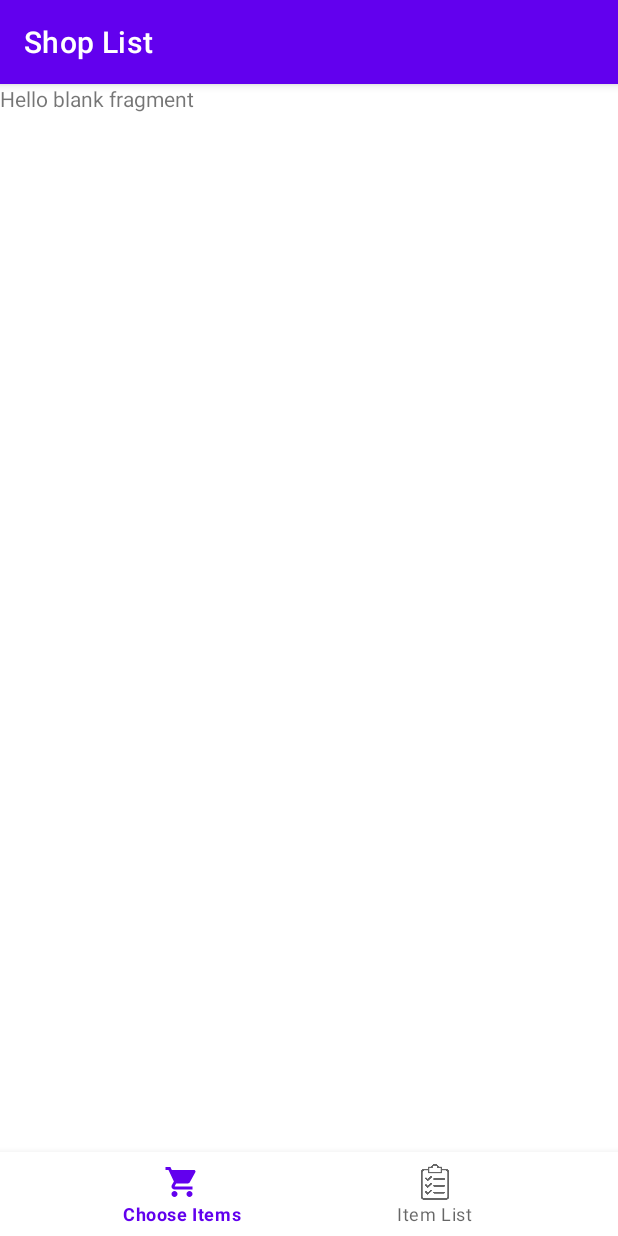
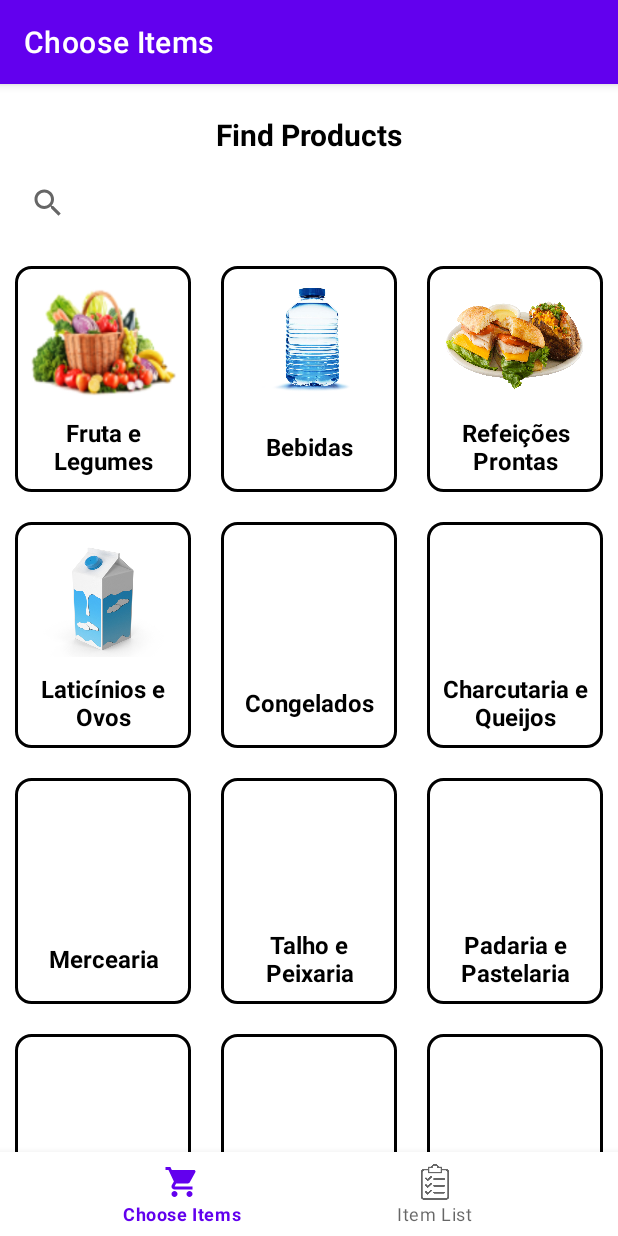
Before and after one commit to Hugoo02/ShopListApp, an Android app: the ChooseItemsFragment screen opened through its navigation route, on a phone screen of 412 x 824 dp. Run offline under Robolectric (Android 15) with nearby library versions, the phone set to English and light mode, and no system bars; our stand-ins replace navigation-ui.

Commit message:
categories added!

```diff
--- a/app/src/main/java/com/example/shoplist/MainActivity.kt
+++ b/app/src/main/java/com/example/shoplist/MainActivity.kt
@@ -2,10 +2,26 @@ package com.example.shoplist
 
 import androidx.appcompat.app.AppCompatActivity
 import android.os.Bundle
+import androidx.navigation.findNavController
+import androidx.navigation.ui.AppBarConfiguration
+import androidx.navigation.ui.setupActionBarWithNavController
+import androidx.navigation.ui.setupWithNavController
+import com.example.shoplist.databinding.ActivityMainBinding
 
 class MainActivity : AppCompatActivity() {
+
+    private lateinit var binding: ActivityMainBinding
+
     override fun onCreate(savedInstanceState: Bundle?) {
         super.onCreate(savedInstanceState)
-        setContentView(R.layout.activity_main)
+        binding = ActivityMainBinding.inflate(layoutInflater)
+        setContentView(binding.root)
+
+        val navController = findNavController(R.id.fragment)
+        val appBarConfiguration = AppBarConfiguration(setOf(R.id.chooseItemsFragment, R.id.itemListFragment))
+        setupActionBarWithNavController(navController,appBarConfiguration)
+
+        binding.bottomNavigation.setupWithNavController(navController)
+
     }
 }
--- /dev/null
+++ b/app/src/main/java/com/example/shoplist/Models/CategoryModel.kt
@@ -0,0 +1,26 @@
+package com.example.shoplist.Models
+
+class CategoryModel(
+    var name: String? = null,
+    var photo: Int? = null){
+
+    constructor() : this(null, null)
+
+    fun toHashMap() : HashMap<String, Any?>{
+        val hashMap = HashMap<String, Any?>()
+        hashMap["name"]             = name
+        hashMap["photo"]            = photo
+
+        return hashMap
+    }
+    companion object{
+        fun fromHash(hashMap:  HashMap<String, Any?>) : CategoryModel {
+            val item = CategoryModel(
+                hashMap["name"].toString(),
+                hashMap["photo"] as Int
+            )
+            return item
+        }
+    }
+
+}
--- /dev/null
+++ b/app/src/main/java/com/example/shoplist/Models/ItemModel.kt
@@ -0,0 +1,26 @@
+package com.example.shoplist.Models
+
+class ItemModel(
+    var name: String? = null,
+    var photo: Int? = null){
+
+    constructor() : this(null, null)
+
+    fun toHashMap() : HashMap<String, Any?>{
+        val hashMap = HashMap<String, Any?>()
+        hashMap["name"]             = name
+        hashMap["photo"]            = photo
+
+        return hashMap
+    }
+    companion object{
+        fun fromHash(hashMap:  HashMap<String, Any?>) : CategoryModel {
+            val item = CategoryModel(
+                hashMap["name"].toString(),
+                hashMap["photo"] as Int
+            )
+            return item
+        }
+    }
+
+}
--- /dev/null
+++ b/app/src/main/java/com/example/shoplist/RowConfigurations/CategoryAdapter.kt
@@ -0,0 +1,85 @@
+package com.example.shoplist.RowConfigurations
+
+import android.view.LayoutInflater
+import android.view.View
+import android.view.ViewGroup
+import android.widget.ImageView
+import android.widget.TextView
+import androidx.constraintlayout.widget.ConstraintLayout
+import androidx.recyclerview.widget.RecyclerView
+import com.example.shoplist.Models.CategoryModel
+import com.example.shoplist.R
+
+class CategoryAdapter(private val categories: ArrayList<CategoryModel>) :
+    RecyclerView.Adapter<CategoryAdapter.ViewHolder>() {
+
+    private lateinit var mListener : onItemClickListener
+
+    interface onItemClickListener{
+
+        fun onItemClick(position: Int)
+
+    }
+
+    fun setOnItemClickListener(listener: onItemClickListener){
+
+        mListener = listener
+
+    }
+
+    fun clear(){
+
+        categories.clear()
+        notifyDataSetChanged()
+
+    }
+
+    fun addItem(item: CategoryModel){
+
+        categories.add(item)
+        notifyDataSetChanged()
+
+    }
+
+    fun addItems(items: ArrayList<CategoryModel>){
+
+        categories.addAll(items)
+        notifyDataSetChanged()
+
+    }
+
+    class ViewHolder(view: View, listener: onItemClickListener) : RecyclerView.ViewHolder(view) {
+        var textViewCategory: TextView
+        var imageViewCategory: ImageView
+
+        init {
+            // Define click listener for the ViewHolder's View.
+            textViewCategory = view.findViewById(R.id.textViewCategory)
+            imageViewCategory = view.findViewById(R.id.imageViewCategory)
+
+            view.setOnClickListener{
+
+                listener.onItemClick(adapterPosition)
+
+            }
+        }
+
+    }
+
+    override fun onCreateViewHolder(viewGroup: ViewGroup, viewType: Int): ViewHolder {
+        val view = LayoutInflater.from(viewGroup.context)
+            .inflate(R.layout.row_choose_categories, viewGroup, false)
+
+        return ViewHolder(view, mListener)
+    }
+
+    override fun onBindViewHolder(viewHolder: ViewHolder, position: Int) {
+
+        viewHolder.textViewCategory.text = categories[position].name
+        if(categories[position].photo != null)
+            viewHolder.imageViewCategory.setBackgroundResource(categories[position].photo!!)
+    }
+
+    override fun getItemCount() = categories.size
+
+}
--- /dev/null
+++ b/app/src/main/java/com/example/shoplist/Utils/UtilsFunctions.kt
@@ -0,0 +1,69 @@
+package com.example.shoplist.Utils
+
+import com.example.shoplist.Models.CategoryModel
+import com.example.shoplist.Models.ItemModel
+import com.example.shoplist.R
+
+class UtilsFunctions {
+
+    fun getCategories() : ArrayList<CategoryModel>{
+
+        val categories = ArrayList<CategoryModel>()
+
+        categories.add(CategoryModel("Fruta e Legumes", R.drawable.fruits_vegetables))
+        categories.add(CategoryModel("Bebidas", R.drawable.water))
+        categories.add(CategoryModel("Refeições Prontas", R.drawable.food))
+        categories.add(CategoryModel("Laticínios e Ovos", R.drawable.milk))
+        categories.add(CategoryModel("Congelados", null))
+        categories.add(CategoryModel("Charcutaria e Queijos", null))
+        categories.add(CategoryModel("Mercearia", null))
+        categories.add(CategoryModel("Talho e Peixaria", null))
+        categories.add(CategoryModel("Padaria e Pastelaria", null))
+        categories.add(CategoryModel("Bio e Saudável", null))
+        categories.add(CategoryModel("Limpeza", null))
+        categories.add(CategoryModel("Higiene e Beleza", null))
+        categories.add(CategoryModel("Bebé", null))
+        categories.add(CategoryModel("Casa e Jardim", null))
+        categories.add(CategoryModel("Animais", null))
+        categories.add(CategoryModel("Papelaria e Brinquedos", null))
+
+        return categories
+
+    }
+
+    fun getItems(category: String) : ArrayList<CategoryModel>{
+
+        val items = ArrayList<CategoryModel>()
+
+        when(category){
+
+            "Fruta e Legumes" -> {
+
+                items.add(CategoryModel("Banana", null))
+                items.add(CategoryModel("Maça", null))
+                items.add(CategoryModel("Pêssego", null))
+
+            }
+
+            "Bebidas" -> {
+
+                items.add(CategoryModel("Coca-Cola", null))
+                items.add(CategoryModel("Água", null))
+                items.add(CategoryModel("Iced Tea", null))
+
+            }
+
+            "Refeições Prontas" -> {
+
+                items.add(CategoryModel("Frango Assado", null))
+                items.add(CategoryModel("Massa Esparguete", null))
+
+            }
+
+        }
+
+        return items
+
+    }
+
+}
--- a/app/src/main/java/com/example/shoplist/chooseItems/ChooseItemsFragment.kt
+++ b/app/src/main/java/com/example/shoplist/chooseItems/ChooseItemsFragment.kt
@@ -1,22 +1,46 @@
 package com.example.shoplist.chooseItems
 
 import android.os.Bundle
-import androidx.fragment.app.Fragment
 import android.view.LayoutInflater
 import android.view.View
 import android.view.ViewGroup
-import com.example.shoplist.R
+import androidx.fragment.app.Fragment
+import androidx.recyclerview.widget.GridLayoutManager
+import com.example.shoplist.RowConfigurations.CategoryAdapter
+import com.example.shoplist.Utils.UtilsFunctions
+import com.example.shoplist.databinding.FragmentChooseItemsBinding
 
 class ChooseItemsFragment : Fragment() {
 
-    override fun onCreate(savedInstanceState: Bundle?) {
-        super.onCreate(savedInstanceState)
-    }
+    lateinit var binding: FragmentChooseItemsBinding
 
     override fun onCreateView(
         inflater: LayoutInflater, container: ViewGroup?,
         savedInstanceState: Bundle?
-    ): View? {
-        return inflater.inflate(R.layout.fragment_choose_items, container, false)
+    ): View {
+
+        binding = FragmentChooseItemsBinding.inflate(layoutInflater)
+
+        binding.recyclerViewCategories.layoutManager = GridLayoutManager(requireContext(), 3)
+
+        val categories = UtilsFunctions().getCategories()
+
+        var adapter = CategoryAdapter(categories)
+
+        binding.recyclerViewCategories.adapter = adapter
+
+        adapter.setOnItemClickListener(object : CategoryAdapter.onItemClickListener{
+            override fun onItemClick(position: Int) {
+
+                val items = UtilsFunctions().getItems(categories[position].name!!)
+
+                adapter.clear()
+
+                adapter.addItems(items)
+
+            }
+        })
+
+        return binding.root
     }
 }
--- /dev/null
+++ b/app/src/main/res/drawable/category_background.xml
@@ -0,0 +1,7 @@
+<?xml version="1.0" encoding="utf-8"?>
+<shape xmlns:android="http://schemas.android.com/apk/res/android">
+    <stroke android:color="@color/black"
+            android:width="2dp"/>
+
+    <corners android:radius="10dp"/>
+</shape>
--- a/app/src/main/res/layout/fragment_choose_items.xml
+++ b/app/src/main/res/layout/fragment_choose_items.xml
@@ -1,14 +1,45 @@
 <?xml version="1.0" encoding="utf-8"?>
-<FrameLayout xmlns:android="http://schemas.android.com/apk/res/android"
+<androidx.constraintlayout.widget.ConstraintLayout xmlns:android="http://schemas.android.com/apk/res/android"
+    xmlns:app="http://schemas.android.com/apk/res-auto"
     xmlns:tools="http://schemas.android.com/tools"
     android:layout_width="match_parent"
     android:layout_height="match_parent"
     tools:context=".chooseItems.ChooseItemsFragment">
 
-    <!-- TODO: Update blank fragment layout -->
+
     <TextView
-        android:layout_width="match_parent"
-        android:layout_height="match_parent"
-        android:text="@string/hello_blank_fragment" />
+        android:id="@+id/textView"
+        android:layout_width="wrap_content"
+        android:layout_height="wrap_content"
+        android:text="@string/title_find_products"
+        android:layout_marginTop="20dp"
+        android:textStyle="bold"
+        android:textColor="@color/black"
+        android:textSize="20dp"
+        app:layout_constraintEnd_toEndOf="parent"
+        app:layout_constraintStart_toStartOf="parent"
+        app:layout_constraintTop_toTopOf="parent" />
 
-</FrameLayout>
+    <androidx.appcompat.widget.SearchView
+        android:id="@+id/searchView"
+        android:layout_width="0dp"
+        android:layout_height="wrap_content"
+        android:layout_marginStart="8dp"
+        android:layout_marginTop="8dp"
+        android:layout_marginEnd="8dp"
+        app:layout_constraintEnd_toEndOf="parent"
+        app:layout_constraintStart_toStartOf="parent"
+        app:layout_constraintTop_toBottomOf="@+id/textView" />
+
+    <androidx.recyclerview.widget.RecyclerView
+        android:id="@+id/recyclerViewCategories"
+        android:layout_width="0dp"
+        android:layout_height="0dp"
+        android:layout_marginTop="8dp"
+        app:layout_constraintBottom_toBottomOf="parent"
+        app:layout_constraintEnd_toEndOf="parent"
+        app:layout_constraintStart_toStartOf="parent"
+        app:layout_constraintTop_toBottomOf="@+id/searchView" />
+
+
+</androidx.constraintlayout.widget.ConstraintLayout>
--- /dev/null
+++ b/app/src/main/res/layout/row_choose_categories.xml
@@ -0,0 +1,35 @@
+<?xml version="1.0" encoding="utf-8"?>
+<androidx.constraintlayout.widget.ConstraintLayout xmlns:android="http://schemas.android.com/apk/res/android"
+    xmlns:app="http://schemas.android.com/apk/res-auto"
+    android:layout_width="wrap_content"
+    android:layout_height="wrap_content"
+    android:layout_margin="10dp"
+    android:background="@drawable/category_background">
+
+    <ImageView
+        android:id="@+id/imageViewCategory"
+        android:layout_width="100dp"
+        android:layout_height="80dp"
+        android:layout_marginTop="10dp"
+        android:layout_marginStart="10dp"
+        android:layout_marginEnd="10dp"
+        app:layout_constraintEnd_toEndOf="parent"
+        app:layout_constraintStart_toStartOf="parent"
+        app:layout_constraintTop_toTopOf="parent"/>
+
+    <TextView
+        android:id="@+id/textViewCategory"
+        android:layout_width="0dp"
+        android:layout_height="wrap_content"
+        android:gravity="center"
+        android:text="Fresh Fruits e Vegetabbles"
+        android:textSize="16dp"
+        android:textStyle="bold"
+        android:textColor="@color/black"
+        android:layout_marginTop="10dp"
+        android:layout_marginBottom="10dp"
+        app:layout_constraintBottom_toBottomOf="parent"
+        app:layout_constraintEnd_toEndOf="@+id/imageViewCategory"
+        app:layout_constraintStart_toStartOf="@+id/imageViewCategory"
+        app:layout_constraintTop_toBottomOf="@+id/imageViewCategory" />
+</androidx.constraintlayout.widget.ConstraintLayout>
--- a/app/src/main/res/values/strings.xml
+++ b/app/src/main/res/values/strings.xml
@@ -1,7 +1,9 @@
 <resources>
     <string name="app_name">Shop List</string>
-    <!-- TODO: Remove or change this placeholder text -->
+
     <string name="hello_blank_fragment">Hello blank fragment</string>
     <string name="title_choose_items">Choose Items</string>
     <string name="title_item_list">Item List</string>
+
+    <string name="title_find_products">Find Products</string>
 </resources>
```
Also changed, not shown: app/build.gradle (+7 -0 lines), app/src/main/res/drawable-v24/fruits_vegetables.png (added), app/src/main/res/drawable/food.png (added), app/src/main/res/drawable/milk.jpg (added), app/src/main/res/drawable/water.png (added).
